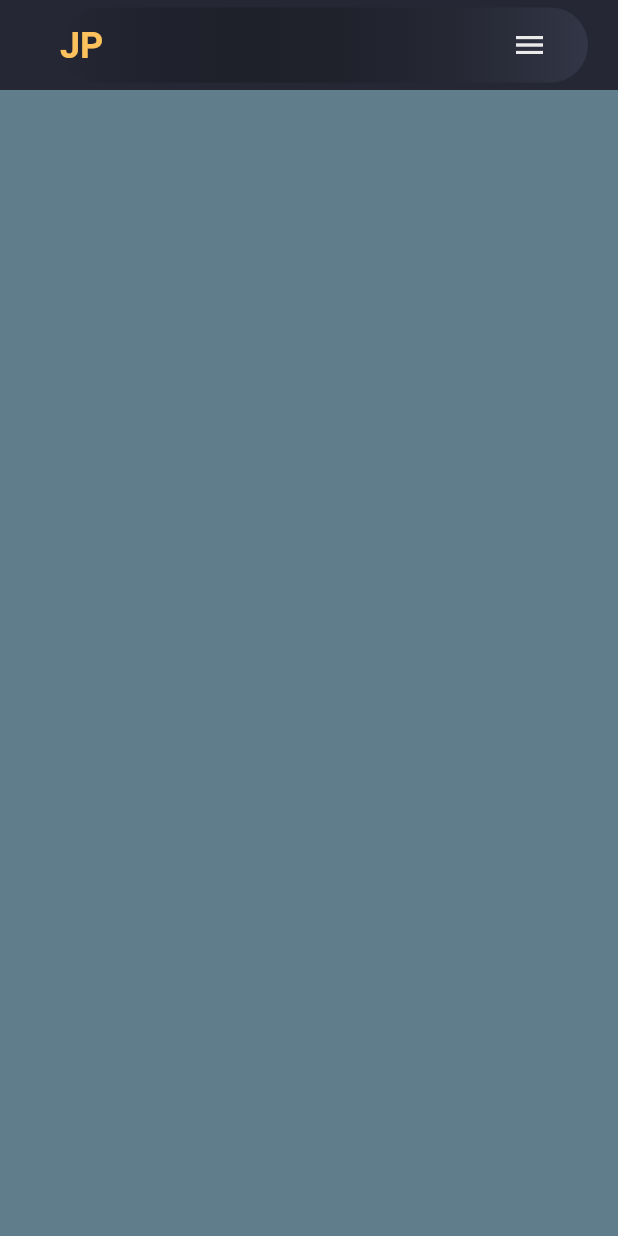
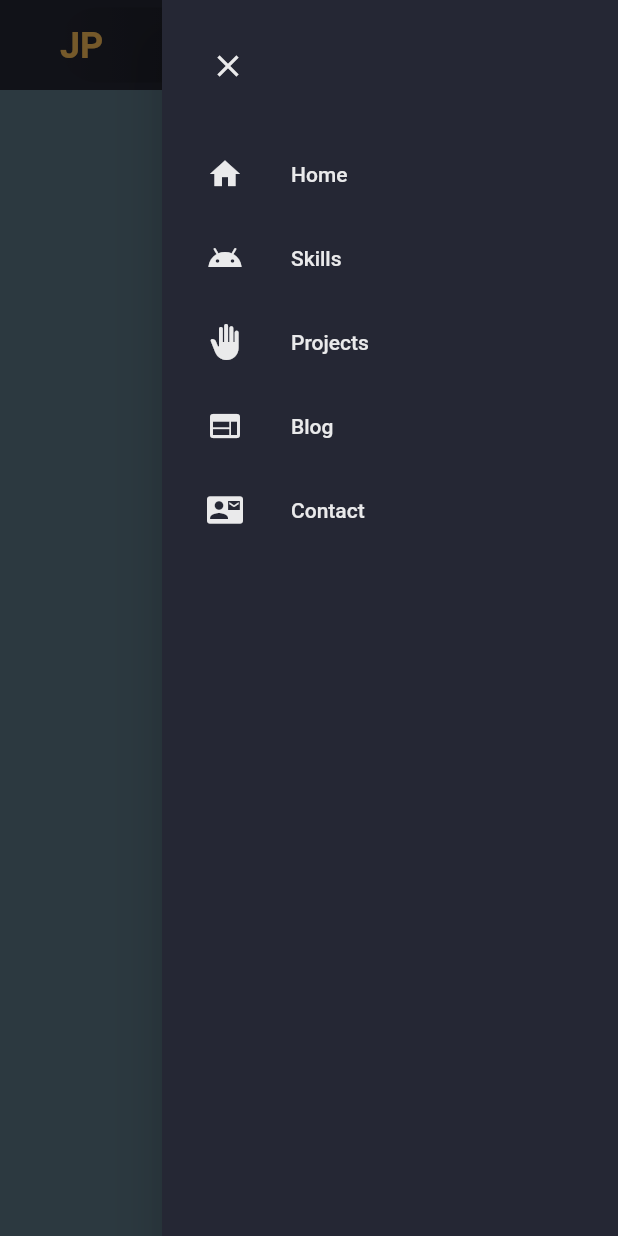
Before and after one commit to mjp002/jp_flutter_portfolio, a Flutter app: the screen it shows after launch, with the side drawer open (before the commit the screen has no drawer), on a phone screen of 412 x 824 dp. Run offline on Flutter 3.47's test engine with Material 2 defaults, Android fonts, the phone set to English and light mode, and no system bars; Roboto replaces fonts that are missing (SpoqaHanSansNeo).

Commit message:
[S#2] add: Add mobile headers

```diff
--- a/lib/commons/nav_items.dart
+++ b/lib/commons/nav_items.dart
@@ -1,3 +1,5 @@
+import 'package:flutter/material.dart';
+
 List<String> navTitles = [
   "Home",
   "Skills",
@@ -5,3 +7,11 @@ List<String> navTitles = [
   "Blog",
   "Contact",
 ];
+
+List<IconData> navIcons = [
+  Icons.home,
+  Icons.android_outlined,
+  Icons.back_hand,
+  Icons.web,
+  Icons.quick_contacts_mail,
+];
--- a/lib/pages/home_page.dart
+++ b/lib/pages/home_page.dart
@@ -8,6 +8,7 @@ import 'package:jp_flutter_portfolio/commons/styles.dart';
 import 'package:jp_flutter_portfolio/widgets/header_desktop.dart';
 import 'package:jp_flutter_portfolio/widgets/site_logo.dart';
 import 'package:jp_flutter_portfolio/widgets/header_mobile.dart';
+import 'package:jp_flutter_portfolio/widgets/drawer_mobile.dart';
 
 class HomePage extends StatefulWidget {
   const HomePage({super.key});
@@ -17,17 +18,24 @@ class HomePage extends StatefulWidget {
 }
 
 class _HomePageState extends State<HomePage> {
+  final scaffoldKey = GlobalKey<ScaffoldState>();
+
   @override
   Widget build(BuildContext context) {
     return Scaffold(
+      key: scaffoldKey,
       backgroundColor: AppTheme.scaffoldBg,
+      endDrawer: const DrawerMobile(),
       body: ListView(
         scrollDirection: Axis.vertical,
         children: [
           // Main
           // HeaderDesktop(),
           HeaderMobile(
-            onMenuTap: () {},
+            onLogoTap: () {},
+            onMenuTap: () {
+              scaffoldKey.currentState?.openEndDrawer();
+            },
           ),
 
           // Skills
--- /dev/null
+++ b/lib/widgets/drawer_mobile.dart
@@ -0,0 +1,52 @@
+import 'package:flutter/material.dart';
+import 'package:flutter/src/widgets/framework.dart';
+import 'package:flutter/src/widgets/placeholder.dart';
+
+import 'package:jp_flutter_portfolio/commons/nav_items.dart';
+import 'package:jp_flutter_portfolio/commons/themes.dart';
+import 'package:jp_flutter_portfolio/commons/styles.dart';
+import 'package:jp_flutter_portfolio/widgets/header_desktop.dart';
+import 'package:jp_flutter_portfolio/widgets/site_logo.dart';
+
+class DrawerMobile extends StatelessWidget {
+  const DrawerMobile({super.key});
+
+  @override
+  Widget build(BuildContext context) {
+    return Drawer(
+      backgroundColor: AppTheme.scaffoldBg,
+      child: ListView(
+        children: [
+          Align(
+            alignment: Alignment.centerLeft,
+            child: Padding(
+              padding: const EdgeInsets.only(
+                left: 20,
+                top: 20,
+                bottom: 20,
+              ),
+              child: IconButton(
+                color: AppTheme.whitePrimary,
+                onPressed: () {
+                  Navigator.of(context).pop();
+                },
+                icon: const Icon(Icons.close),
+              ),
+            ),
+          ),
+          for (int i = 0; i < navIcons.length; i++)
+            ListTile(
+              contentPadding: const EdgeInsets.symmetric(
+                horizontal: 30,
+              ),
+              onTap: () {},
+              iconColor: AppTheme.whitePrimary,
+              textColor: AppTheme.whitePrimary,
+              leading: Icon(navIcons[i]),
+              title: Text(navTitles[i]),
+            )
+        ],
+      ),
+    );
+  }
+}
--- a/pubspec.yaml
+++ b/pubspec.yaml
@@ -1,5 +1,5 @@
 name: jp_flutter_portfolio
-description: A new Flutter project.
+description: Flutter project for portfolio
 # The following line prevents the package from being accidentally published to
 # pub.dev using `flutter pub publish`. This is preferred for private packages.
 publish_to: "none" # Remove this line if you wish to publish to pub.dev
```
